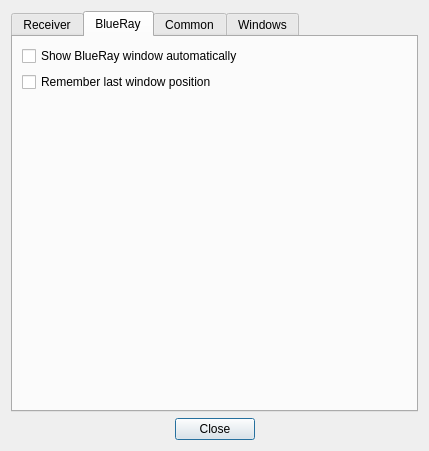
Before: the Qt Designer form settingsdialog.ui in AceOfSnakes/AvrPioRemote, drawn with Qt 5.
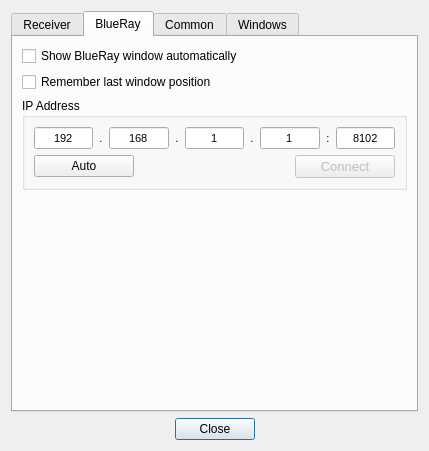
After: the same form once the commit is applied. The open tabs and pages were chosen to show the change.

Commit message: The auto search dialog shows all UPnP devices in BD settings.

```diff
--- a/settingsdialog.ui
+++ b/settingsdialog.ui
@@ -407,6 +407,322 @@
          </property>
         </widget>
        </item>
+       <item>
+        <widget class="QGroupBox" name="groupBox_4">
+         <property name="sizePolicy">
+          <sizepolicy hsizetype="Ignored" vsizetype="Preferred">
+           <horstretch>0</horstretch>
+           <verstretch>0</verstretch>
+          </sizepolicy>
+         </property>
+         <property name="title">
+          <string>IP Address</string>
+         </property>
+         <layout class="QVBoxLayout" name="verticalLayout_10">
+          <item>
+           <layout class="QHBoxLayout" name="horizontalLayout_6">
+            <item>
+             <widget class="QLineEdit" name="lineEditIP1_BD">
+              <property name="minimumSize">
+               <size>
+                <width>41</width>
+                <height>0</height>
+               </size>
+              </property>
+              <property name="font">
+               <font>
+                <pointsize>8</pointsize>
+               </font>
+              </property>
+              <property name="inputMask">
+               <string notr="true"/>
+              </property>
+              <property name="text">
+               <string notr="true">192</string>
+              </property>
+              <property name="maxLength">
+               <number>3</number>
+              </property>
+              <property name="alignment">
+               <set>Qt::AlignCenter</set>
+              </property>
+              <property name="placeholderText">
+               <string>192</string>
+              </property>
+             </widget>
+            </item>
+            <item>
+             <widget class="QLabel" name="label_31">
+              <property name="font">
+               <font>
+                <pointsize>8</pointsize>
+               </font>
+              </property>
+              <property name="text">
+               <string>.</string>
+              </property>
+              <property name="textFormat">
+               <enum>Qt::PlainText</enum>
+              </property>
+              <property name="alignment">
+               <set>Qt::AlignCenter</set>
+              </property>
+             </widget>
+            </item>
+            <item>
+             <widget class="QLineEdit" name="lineEditIP2_BD">
+              <property name="minimumSize">
+               <size>
+                <width>41</width>
+                <height>0</height>
+               </size>
+              </property>
+              <property name="font">
+               <font>
+                <pointsize>8</pointsize>
+               </font>
+              </property>
+              <property name="inputMask">
+               <string notr="true"/>
+              </property>
+              <property name="text">
+               <string notr="true">168</string>
+              </property>
+              <property name="maxLength">
+               <number>3</number>
+              </property>
+              <property name="alignment">
+               <set>Qt::AlignCenter</set>
+              </property>
+              <property name="placeholderText">
+               <string>168</string>
+              </property>
+             </widget>
+            </item>
+            <item>
+             <widget class="QLabel" name="label_32">
+              <property name="font">
+               <font>
+                <pointsize>8</pointsize>
+               </font>
+              </property>
+              <property name="text">
+               <string>.</string>
+              </property>
+              <property name="textFormat">
+               <enum>Qt::PlainText</enum>
+              </property>
+              <property name="alignment">
+               <set>Qt::AlignCenter</set>
+              </property>
+             </widget>
+            </item>
+            <item>
+             <widget class="QLineEdit" name="lineEditIP3_BD">
+              <property name="minimumSize">
+               <size>
+                <width>41</width>
+                <height>0</height>
+               </size>
+              </property>
+              <property name="font">
+               <font>
+                <pointsize>8</pointsize>
+               </font>
+              </property>
+              <property name="inputMask">
+               <string notr="true"/>
+              </property>
+              <property name="text">
+               <string notr="true">1</string>
+              </property>
+              <property name="maxLength">
+               <number>3</number>
+              </property>
+              <property name="alignment">
+               <set>Qt::AlignCenter</set>
+              </property>
+              <property name="placeholderText">
+               <string>1</string>
+              </property>
+             </widget>
+            </item>
+            <item>
+             <widget class="QLabel" name="label_33">
+              <property name="font">
+               <font>
+                <pointsize>8</pointsize>
+               </font>
+              </property>
+              <property name="text">
+               <string>.</string>
+              </property>
+              <property name="textFormat">
+               <enum>Qt::PlainText</enum>
+              </property>
+              <property name="alignment">
+               <set>Qt::AlignCenter</set>
+              </property>
+             </widget>
+            </item>
+            <item>
+             <widget class="QLineEdit" name="lineEditIP4_BD">
+              <property name="minimumSize">
+               <size>
+                <width>41</width>
+                <height>0</height>
+               </size>
+              </property>
+              <property name="font">
+               <font>
+                <pointsize>8</pointsize>
+               </font>
+              </property>
+              <property name="inputMask">
+               <string notr="true"/>
+              </property>
+              <property name="text">
+               <string notr="true">1</string>
+              </property>
+              <property name="maxLength">
+               <number>3</number>
+              </property>
+              <property name="alignment">
+               <set>Qt::AlignCenter</set>
+              </property>
+              <property name="placeholderText">
+               <string>1</string>
+              </property>
+             </widget>
+            </item>
+            <item>
+             <widget class="QLabel" name="label_34">
+              <property name="font">
+               <font>
+                <pointsize>8</pointsize>
+               </font>
+              </property>
+              <property name="text">
+               <string>:</string>
+              </property>
+              <property name="textFormat">
+               <enum>Qt::PlainText</enum>
+              </property>
+              <property name="alignment">
+               <set>Qt::AlignCenter</set>
+              </property>
+             </widget>
+            </item>
+            <item>
+             <widget class="QLineEdit" name="lineEditIPPort_BD">
+              <property name="minimumSize">
+               <size>
+                <width>41</width>
+                <height>0</height>
+               </size>
+              </property>
+              <property name="font">
+               <font>
+                <pointsize>8</pointsize>
+               </font>
+              </property>
+              <property name="inputMask">
+               <string notr="true"/>
+              </property>
+              <property name="text">
+               <string notr="true">8102</string>
+              </property>
+              <property name="maxLength">
+               <number>5</number>
+              </property>
+              <property name="alignment">
+               <set>Qt::AlignCenter</set>
+              </property>
+              <property name="placeholderText">
+               <string>8102</string>
+              </property>
+             </widget>
+            </item>
+            <item>
+             <spacer name="horizontalSpacer_6">
+              <property name="orientation">
+               <enum>Qt::Horizontal</enum>
+              </property>
+              <property name="sizeHint" stdset="0">
+               <size>
+                <width>40</width>
+                <height>20</height>
+               </size>
+              </property>
+             </spacer>
+            </item>
+           </layout>
+          </item>
+          <item>
+           <layout class="QHBoxLayout" name="horizontalLayout_7">
+            <item>
+             <widget class="QPushButton" name="pushButtonAuto_BD">
+              <property name="minimumSize">
+               <size>
+                <width>100</width>
+                <height>0</height>
+               </size>
+              </property>
+              <property name="text">
+               <string>Auto</string>
+              </property>
+              <property name="autoDefault">
+               <bool>false</bool>
+              </property>
+             </widget>
+            </item>
+            <item>
+             <spacer name="horizontalSpacer_7">
+              <property name="orientation">
+               <enum>Qt::Horizontal</enum>
+              </property>
+              <property name="sizeHint" stdset="0">
+               <size>
+                <width>40</width>
+                <height>20</height>
+               </size>
+              </property>
+             </spacer>
+            </item>
+            <item>
+             <widget class="QPushButton" name="pushButtonConnect_BD">
+              <property name="enabled">
+               <bool>false</bool>
+              </property>
+              <property name="minimumSize">
+               <size>
+                <width>100</width>
+                <height>0</height>
+               </size>
+              </property>
+              <property name="font">
+               <font>
+                <pointsize>10</pointsize>
+                <weight>50</weight>
+                <bold>false</bold>
+               </font>
+              </property>
+              <property name="text">
+               <string>Connect</string>
+              </property>
+              <property name="checkable">
+               <bool>true</bool>
+              </property>
+              <property name="autoDefault">
+               <bool>false</bool>
+              </property>
+             </widget>
+            </item>
+           </layout>
+          </item>
+         </layout>
+        </widget>
+       </item>
        <item>
         <spacer name="verticalSpacer_4">
          <property name="orientation">
```
The commit also changes 5 other files.
